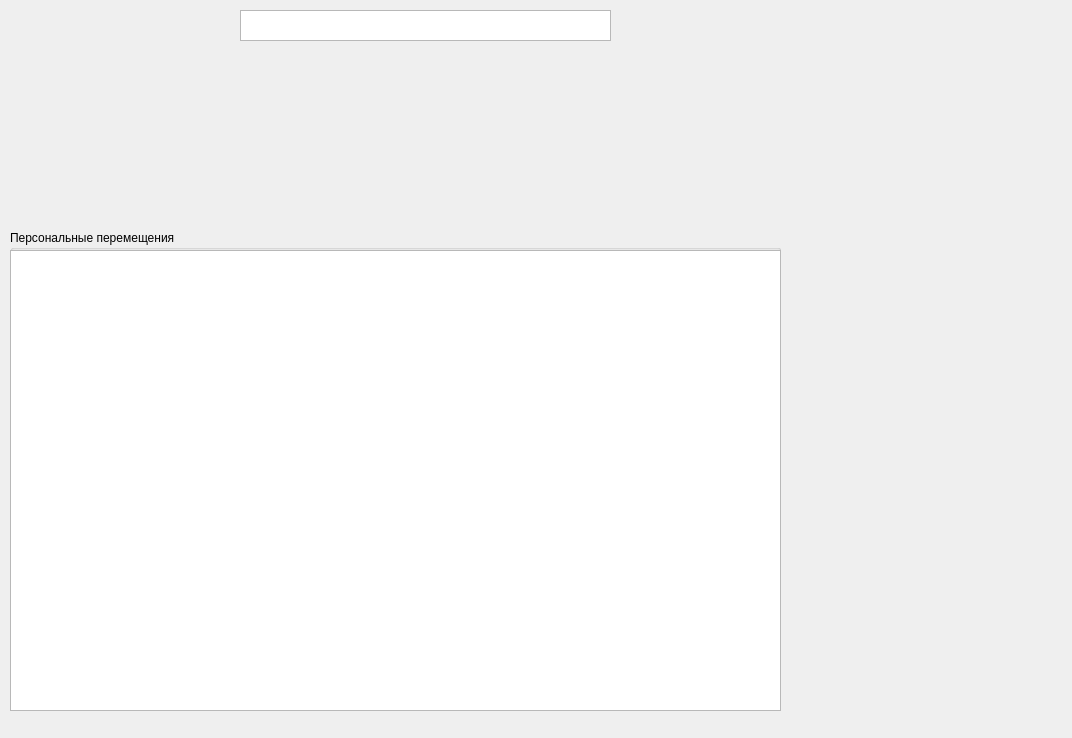
First picture: the form in widgets/personal_movement_modal/ui_personal_movement_modal.ui, repository lxndrrud/barriers-desktop-py, before the edit.
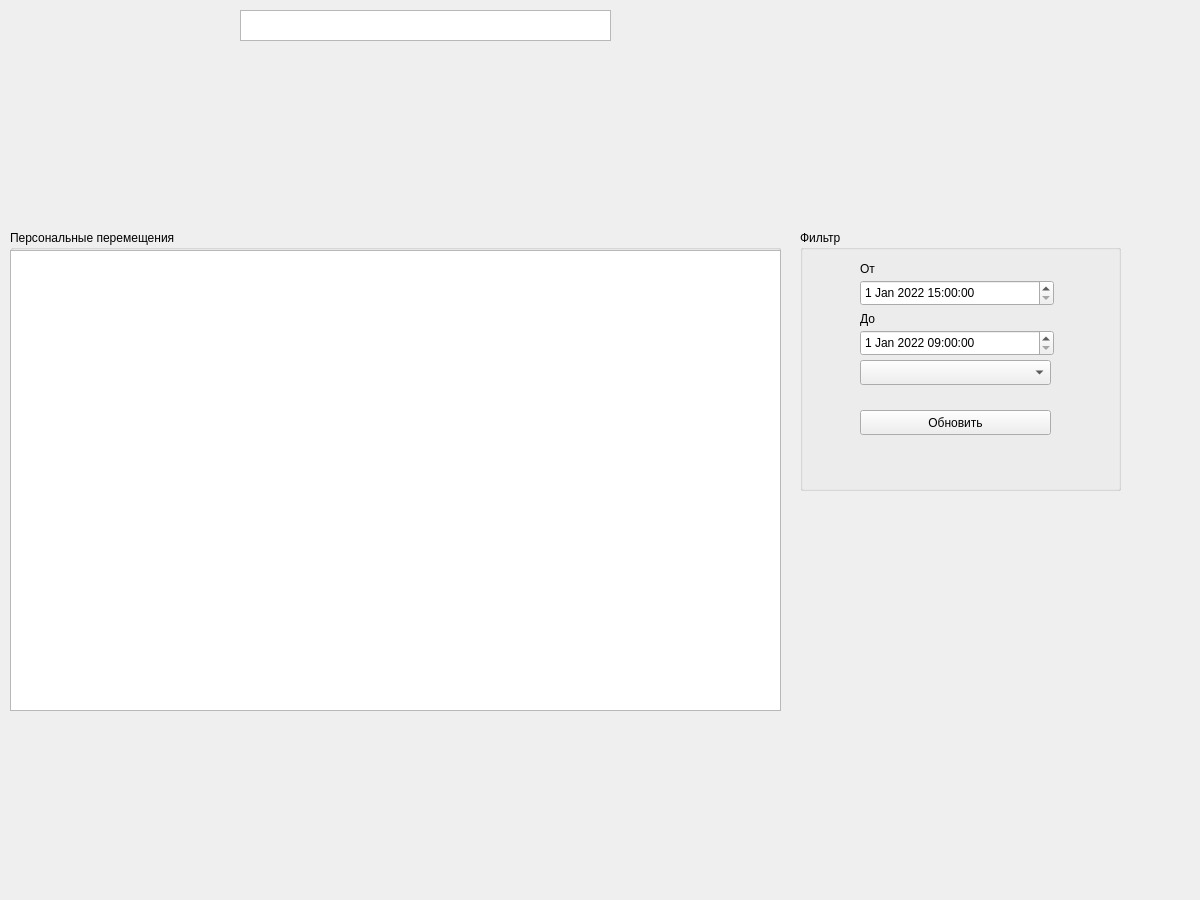
Second picture: the form after the edit.

Commit message: personal movements modal data and ui interaction update

```diff
--- a/widgets/personal_movement_modal/ui_personal_movement_modal.ui
+++ b/widgets/personal_movement_modal/ui_personal_movement_modal.ui
@@ -6,8 +6,8 @@
    <rect>
     <x>0</x>
     <y>0</y>
-    <width>1072</width>
-    <height>738</height>
+    <width>1200</width>
+    <height>900</height>
    </rect>
   </property>
   <property name="windowTitle">
@@ -62,6 +62,108 @@
     </rect>
    </property>
   </widget>
+  <widget class="QGroupBox" name="groupBox_2">
+   <property name="geometry">
+    <rect>
+     <x>800</x>
+     <y>230</y>
+     <width>321</width>
+     <height>261</height>
+    </rect>
+   </property>
+   <property name="title">
+    <string>Фильтр</string>
+   </property>
+   <widget class="QDateTimeEdit" name="fromTime">
+    <property name="geometry">
+     <rect>
+      <x>60</x>
+      <y>50</y>
+      <width>194</width>
+      <height>26</height>
+     </rect>
+    </property>
+    <property name="dateTime">
+     <datetime>
+      <hour>15</hour>
+      <minute>0</minute>
+      <second>0</second>
+      <year>2022</year>
+      <month>1</month>
+      <day>1</day>
+     </datetime>
+    </property>
+   </widget>
+   <widget class="QLabel" name="label">
+    <property name="geometry">
+     <rect>
+      <x>60</x>
+      <y>30</y>
+      <width>67</width>
+      <height>17</height>
+     </rect>
+    </property>
+    <property name="text">
+     <string>От</string>
+    </property>
+   </widget>
+   <widget class="QDateTimeEdit" name="toTime">
+    <property name="geometry">
+     <rect>
+      <x>60</x>
+      <y>100</y>
+      <width>194</width>
+      <height>26</height>
+     </rect>
+    </property>
+    <property name="dateTime">
+     <datetime>
+      <hour>9</hour>
+      <minute>0</minute>
+      <second>0</second>
+      <year>2022</year>
+      <month>1</month>
+      <day>1</day>
+     </datetime>
+    </property>
+   </widget>
+   <widget class="QLabel" name="label_2">
+    <property name="geometry">
+     <rect>
+      <x>60</x>
+      <y>80</y>
+      <width>67</width>
+      <height>17</height>
+     </rect>
+    </property>
+    <property name="text">
+     <string>До</string>
+    </property>
+   </widget>
+   <widget class="QComboBox" name="buildingSelect">
+    <property name="geometry">
+     <rect>
+      <x>60</x>
+      <y>130</y>
+      <width>191</width>
+      <height>25</height>
+     </rect>
+    </property>
+   </widget>
+   <widget class="QPushButton" name="updateMovements">
+    <property name="geometry">
+     <rect>
+      <x>60</x>
+      <y>180</y>
+      <width>191</width>
+      <height>25</height>
+     </rect>
+    </property>
+    <property name="text">
+     <string>Обновить</string>
+    </property>
+   </widget>
+  </widget>
  </widget>
  <resources/>
  <connections/>
```
The commit also changes 12 other files.
